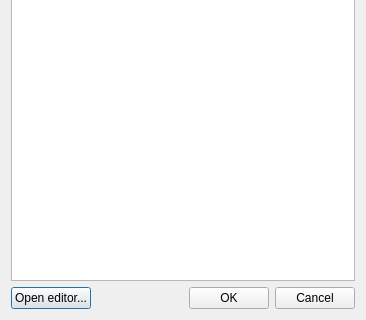
Above: csethorizon.ui from PavelMr/skytechx before the change; both pictures show x 0 to 366 and y 163 to 483 of the 366 by 483 pixel window. Below: the same form after it.
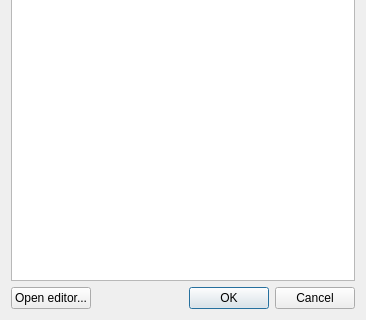
That is the form after the change.

Diff of the .ui file:
```diff
--- a/csethorizon.ui
+++ b/csethorizon.ui
@@ -48,6 +48,9 @@
        <property name="text">
         <string>OK</string>
        </property>
+       <property name="default">
+        <bool>true</bool>
+       </property>
       </widget>
      </item>
      <item>
```
